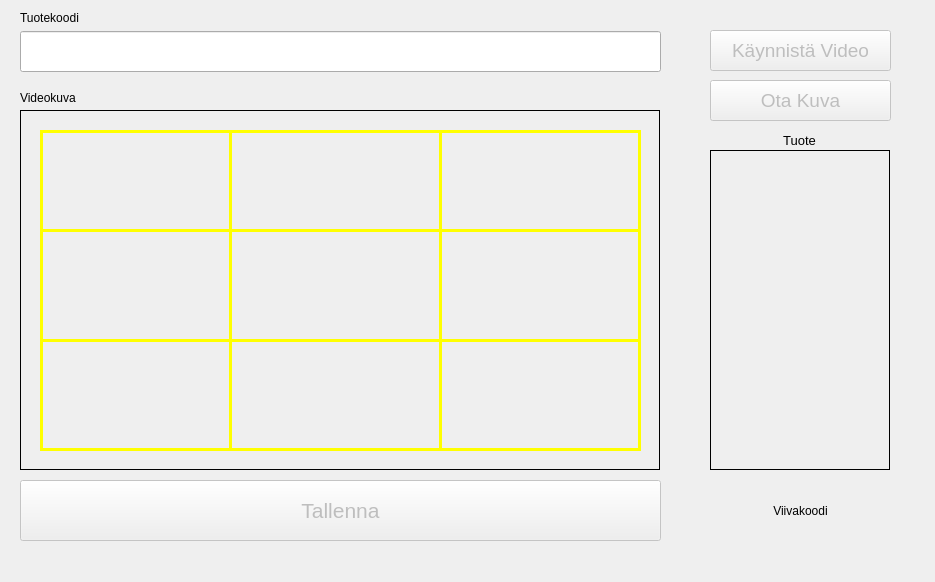
Before: the Qt Designer form videoWidgetv2.ui in MikaVainio/VarastoGUI, drawn with Qt 5.
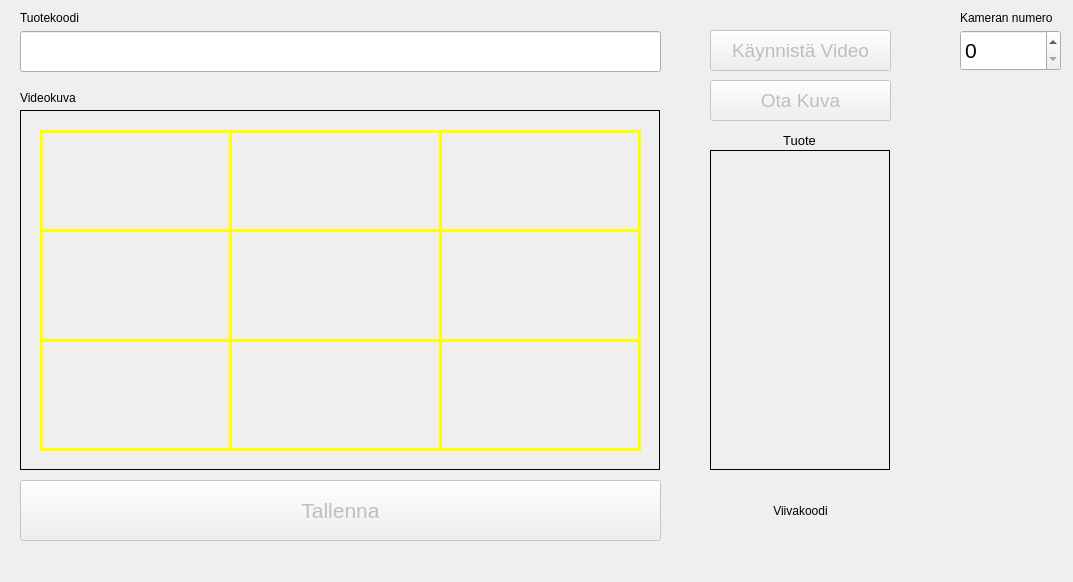
After: the same form once the commit is applied.

Diff of the .ui file:
```diff
--- a/videoWidgetv2.ui
+++ b/videoWidgetv2.ui
@@ -6,7 +6,7 @@
    <rect>
     <x>0</x>
     <y>0</y>
-    <width>935</width>
+    <width>1073</width>
     <height>582</height>
    </rect>
   </property>
@@ -323,6 +323,34 @@
     <string>Tallenna</string>
    </property>
   </widget>
+  <widget class="QSpinBox" name="cameraIxSpinBox">
+   <property name="geometry">
+    <rect>
+     <x>960</x>
+     <y>30</y>
+     <width>101</width>
+     <height>41</height>
+    </rect>
+   </property>
+   <property name="font">
+    <font>
+     <pointsize>16</pointsize>
+    </font>
+   </property>
+  </widget>
+  <widget class="QLabel" name="label">
+   <property name="geometry">
+    <rect>
+     <x>960</x>
+     <y>10</y>
+     <width>101</width>
+     <height>16</height>
+    </rect>
+   </property>
+   <property name="text">
+    <string>Kameran numero</string>
+   </property>
+  </widget>
  </widget>
  <tabstops>
   <tabstop>productId</tabstop>
```
